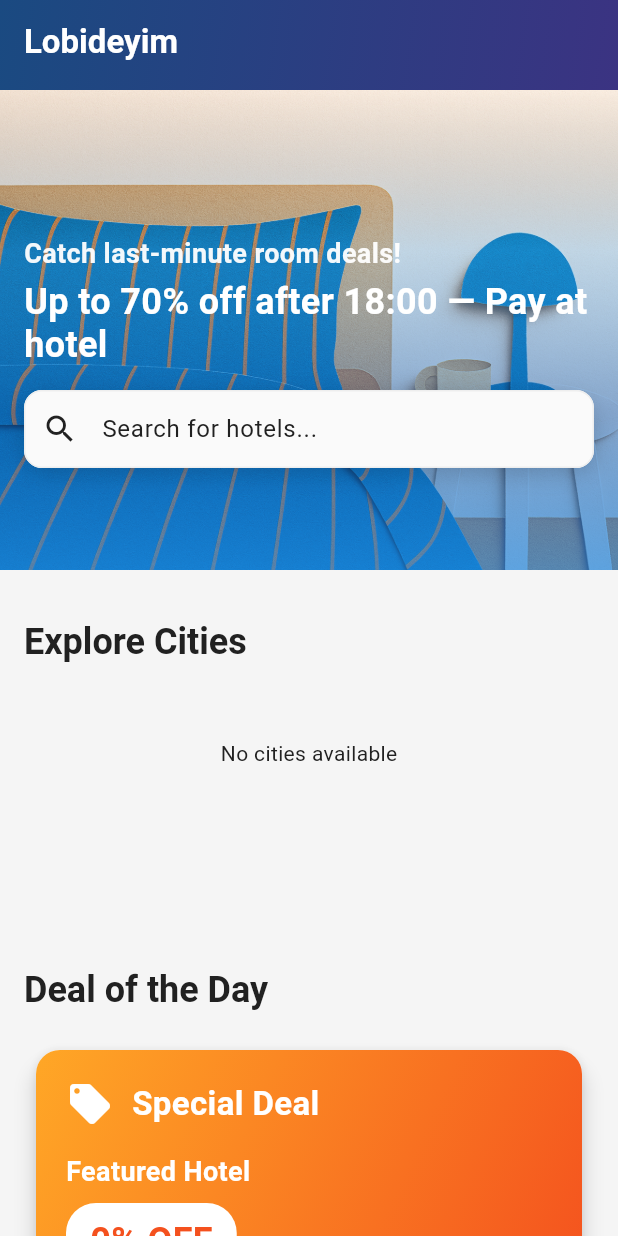
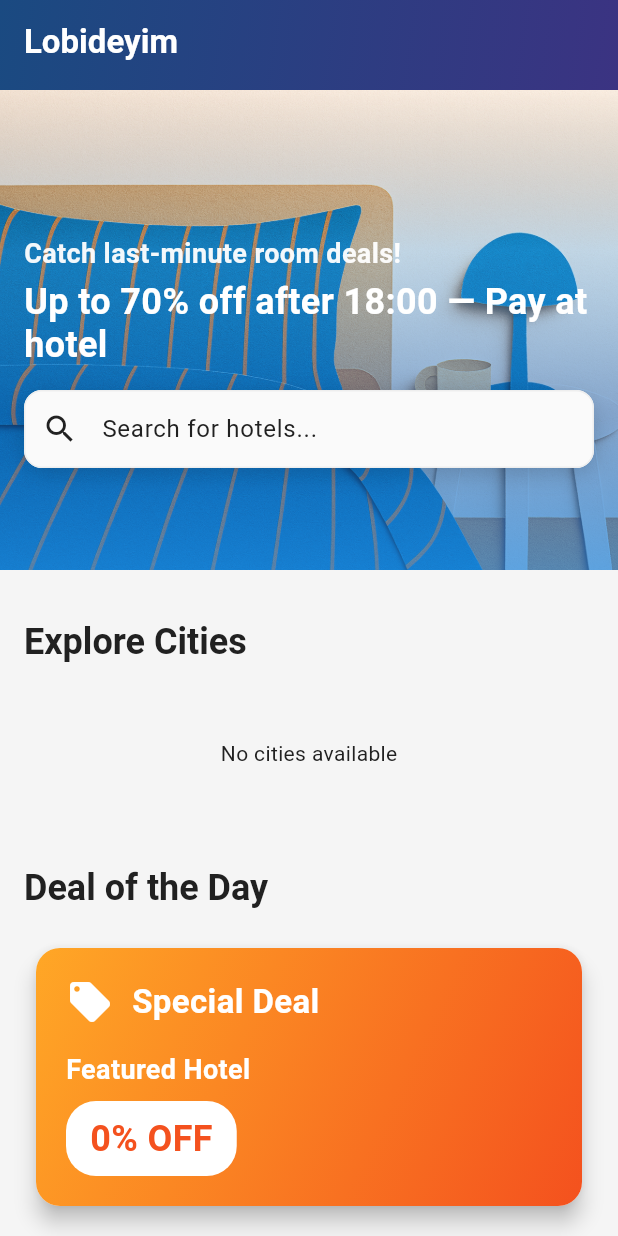
Before and after one commit to BENDILEBENbendi166/mylob_app, a Flutter app: the screen it shows after launch, on a phone screen of 412 x 824 dp. Run offline on Flutter 3.47's test engine with Material 3 defaults, Android fonts, the phone set to English and light mode, and no system bars; drawn by our look-alikes of skeletonizer; our stand-ins replace carousel_slider, cloud_firestore, firebase_core, go_router, google_maps_flutter; accounts and stored records are empty.

Commit message:
Refactor CitySpotlightCarousel layout: Remove unnecessary SizedBox for cleaner code

```diff
--- a/lib/screens/homeScreen/home_screen.dart
+++ b/lib/screens/homeScreen/home_screen.dart
@@ -126,12 +126,9 @@ class _HomeScreenState extends State<HomeScreen> {
             const SizedBox(height: 32),
 
             // 2. CitySpotlightCarousel - Horizontal carousel of cities (MORE SPACE)
-            SizedBox(
-              height: 200, // Increased height for carousel
-              child: CitySpotlightCarousel(
-                cities: cities,
-                isLoading: isLoading,
-              ),
+            CitySpotlightCarousel(
+              cities: cities,
+              isLoading: isLoading,
             ),
             const SizedBox(height: 32),
 
```
